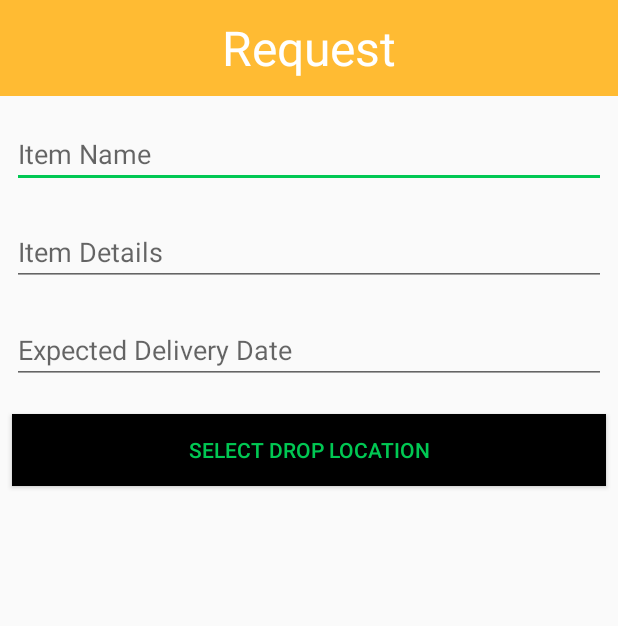
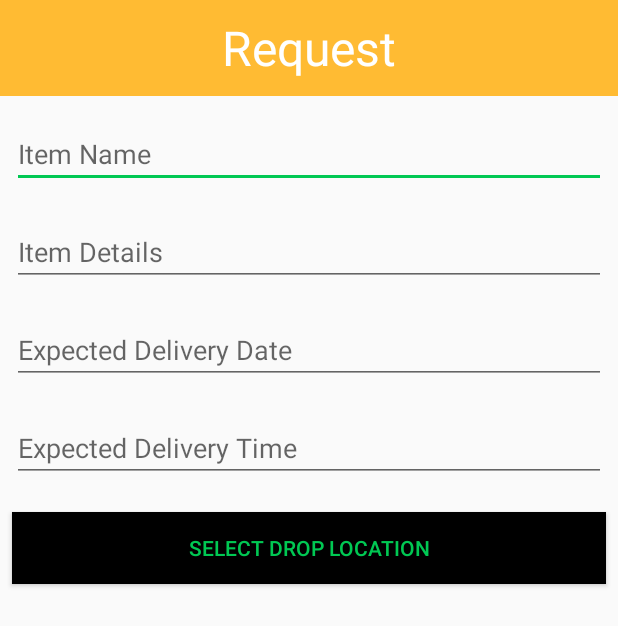
Before and after one commit to aayushamann/ThisProject, an Android app: the RequestDialog screen opened directly, with no data from a screen before it, on a phone screen of 412 x 824 dp. Shown: the top 626 px of the screen. Run offline under Robolectric (Android 15) with nearby library versions, the phone set to English and light mode, and no system bars.

Commit message:
Minor bug fixes

```diff
--- a/app/src/main/java/com/saluchen/thisproject/RequestDialog.java
+++ b/app/src/main/java/com/saluchen/thisproject/RequestDialog.java
@@ -1,11 +1,13 @@
 package com.saluchen.thisproject;
 
 import android.app.DatePickerDialog;
+import android.app.TimePickerDialog;
 import android.os.Bundle;
 import android.support.v7.app.AppCompatActivity;
 import android.view.View;
 import android.widget.DatePicker;
 import android.widget.EditText;
+import android.widget.TimePicker;
 
 import java.text.SimpleDateFormat;
 import java.util.Calendar;
@@ -49,6 +51,14 @@ public class RequestDialog extends AppCompatActivity {
         }
     };
 
+    TimePickerDialog.OnTimeSetListener time = new TimePickerDialog.OnTimeSetListener() {
+        @Override
+        public void onTimeSet(TimePicker timePicker, int hour, int minute) {
+            myCalendar.set(Calendar.HOUR_OF_DAY, hour);
+            myCalendar.set(Calendar.MINUTE, minute);
+        }
+    };
+
     private void updateLabel() {
 
         String myFormat = "dd/MM/yyyy"; //In which you need put here
@@ -62,6 +72,7 @@ public class RequestDialog extends AppCompatActivity {
         String date = expectedDateText.getText().toString();
 
 
+
         finish();
     }
 }
--- a/app/src/main/res/layout/request_dialog.xml
+++ b/app/src/main/res/layout/request_dialog.xml
@@ -55,6 +55,18 @@
             android:hint="@string/request_expected_date"
             android:inputType="date" />
 
+        <EditText
+            android:id="@+id/request_expected_time"
+            android:layout_width="match_parent"
+            android:layout_height="wrap_content"
+            android:layout_marginBottom="16dp"
+            android:layout_marginLeft="8dp"
+            android:layout_marginRight="8dp"
+            android:layout_marginTop="4dp"
+            android:fontFamily="sans-serif"
+            android:hint="@string/request_expected_time"
+            android:inputType="date" />
+
         <Button
             android:layout_width="match_parent"
             android:layout_height="wrap_content"
--- a/app/src/main/res/values/strings.xml
+++ b/app/src/main/res/values/strings.xml
@@ -40,6 +40,7 @@
     <string name="request_item_name_text">Item Name</string>
     <string name="request_item_details">Item Details</string>
     <string name="request_expected_date">Expected Delivery Date</string>
+    <string name="request_expected_time">Expected Delivery Time</string>
     <string name="request_drop_location">Select Drop Location</string>
 
     <string name="request_str">Request</string>
```
Also changed, not shown: app/src/main/java/com/saluchen/thisproject/SignInActivity.java (+25 -2 lines), app/src/main/res/layout/content_sign_in.xml (+5 -4 lines).
